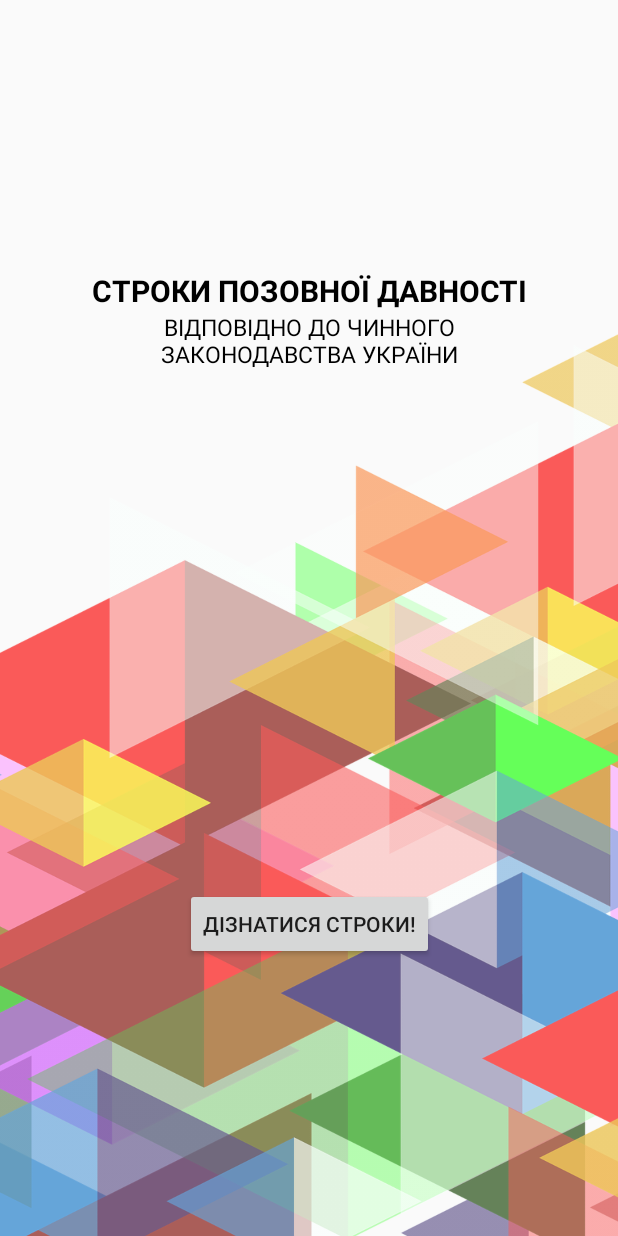
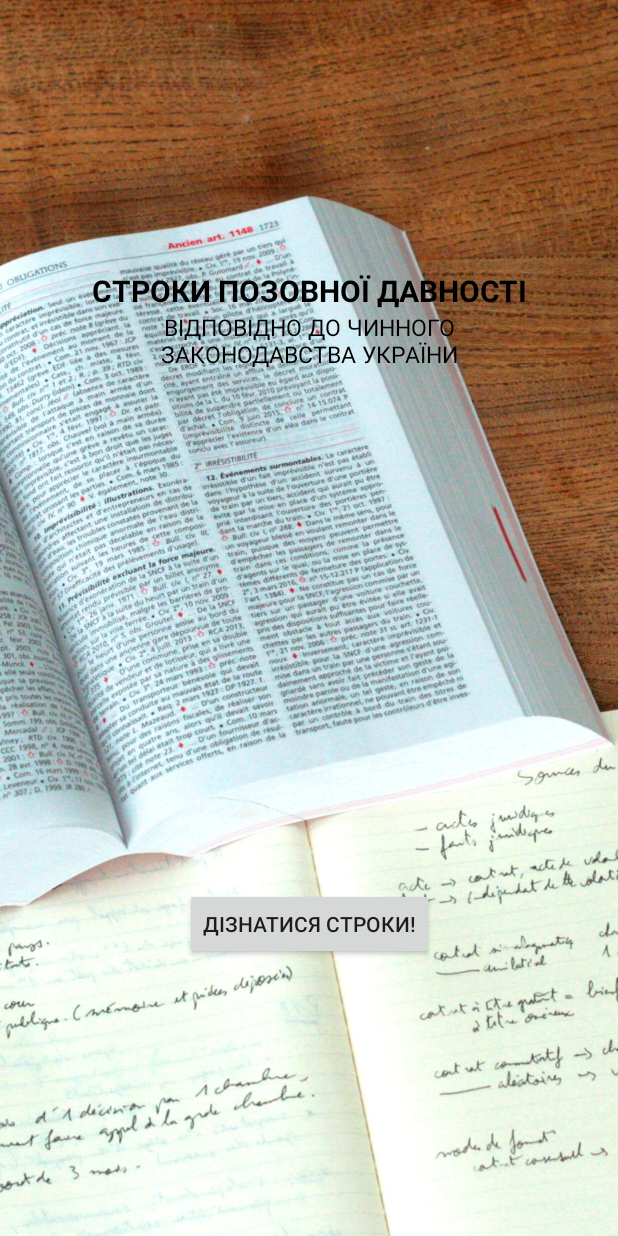
Before and after one commit to SonyOtto/spdinuatwo, an Android app: the layout activity_main_layout.xml on its own in the app's theme, with its tools: preview values and no code run, on a phone screen of 412 x 824 dp. Run offline under Robolectric (Android 15) with nearby library versions, the phone set to English and light mode, and no system bars.

Commit message:
Main layout background backchages

```diff
--- a/app/src/main/res/layout/activity_main_layout.xml
+++ b/app/src/main/res/layout/activity_main_layout.xml
@@ -13,7 +13,7 @@
         android:layout_height="wrap_content"
         android:contentDescription="@android:string/untitled"
         android:scaleType="centerCrop"
-        android:src="@drawable/backgrpound"
+        android:src="@drawable/background2"
         app:layout_constraintStart_toStartOf="parent"
         app:layout_constraintTop_toTopOf="parent" />
 
--- a/build.gradle
+++ b/build.gradle
@@ -7,7 +7,7 @@ buildscript {
         jcenter()
     }
     dependencies {
-        classpath 'com.android.tools.build:gradle:3.1.2'
+        classpath 'com.android.tools.build:gradle:3.1.3'
 
 
         // NOTE: Do not place your application dependencies here; they belong
```
